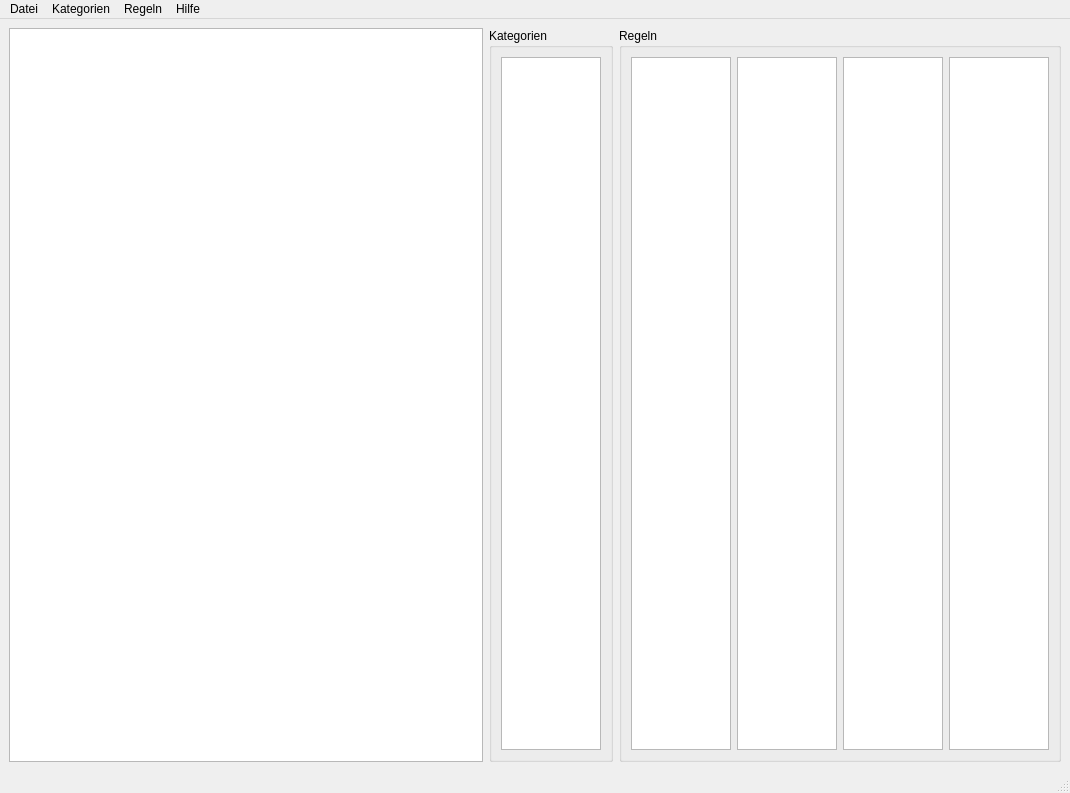
shaerdi/Paketmanager, file UI/MainWindow.ui: the form before one commit.
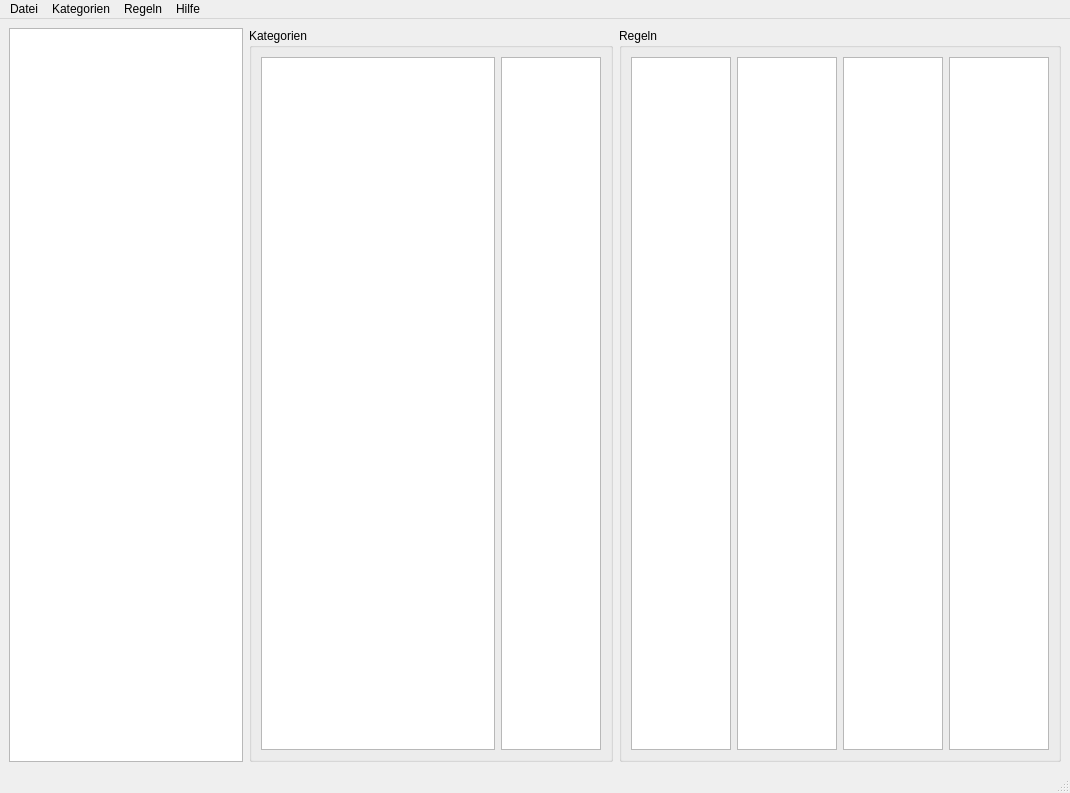
The form after the commit.

The edit to the form file:
```diff
--- a/UI/MainWindow.ui
+++ b/UI/MainWindow.ui
@@ -24,6 +24,9 @@
        <string>Kategorien</string>
       </property>
       <layout class="QHBoxLayout" name="horizontalLayout_2">
+       <item>
+        <widget class="QTableView" name="testtable"/>
+       </item>
        <item>
         <widget class="QListView" name="listView">
          <property name="sizePolicy">
```
Left out of the diff: 32 changed lines with no effect on the pictures.
